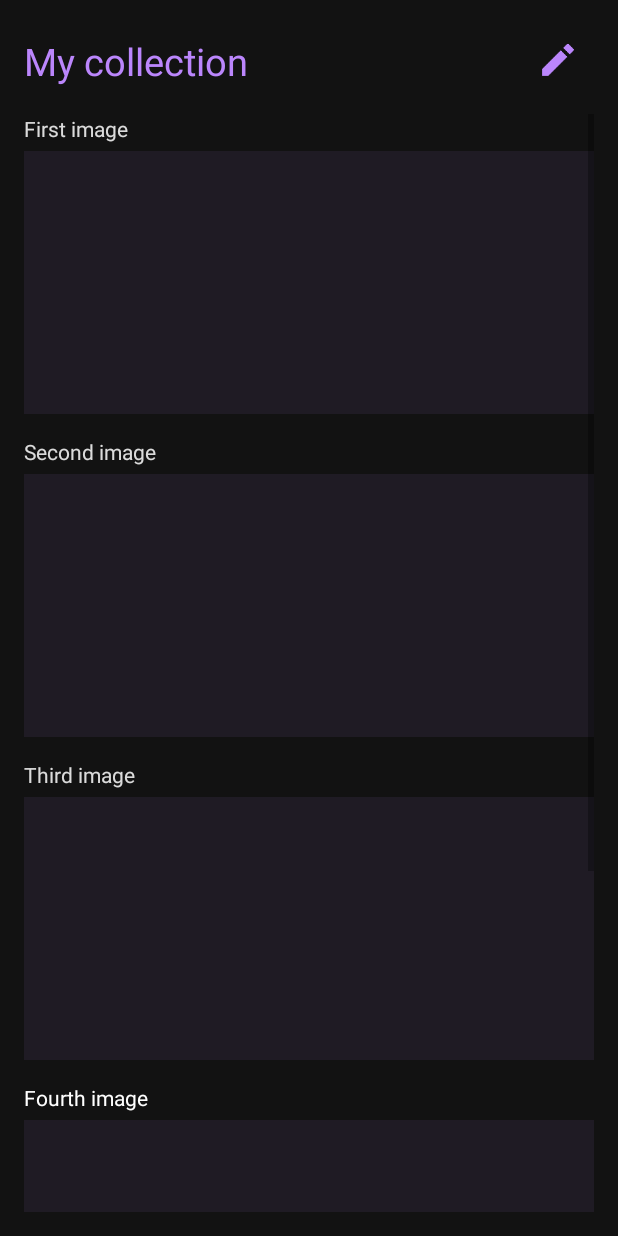
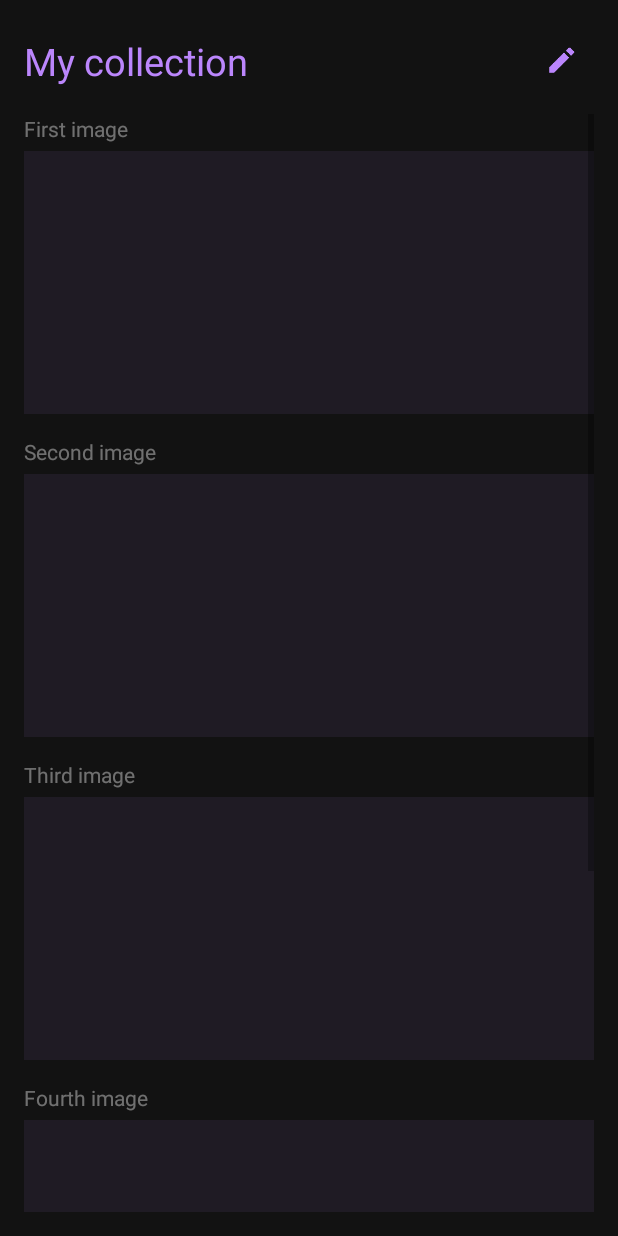
Before and after one commit to samvu05/t3pro-image-downloader, an Android app: the layout home.xml on its own in the app's theme, with its tools: preview values and no code run, on a phone screen of 412 x 824 dp. Run offline under Robolectric (Android 15) with nearby library versions, the phone set to English and light mode, and no system bars.

```diff
--- a/app/src/main/AndroidManifest.xml
+++ b/app/src/main/AndroidManifest.xml
@@ -16,6 +16,7 @@
                 <category android:name="android.intent.category.LAUNCHER" />
             </intent-filter>
         </activity>
+        <activity android:name=".EditActivity"></activity>
     </application>
 
 </manifest>
--- a/app/src/main/res/drawable/btn_bg.xml
+++ b/app/src/main/res/drawable/btn_bg.xml
@@ -1,5 +1,5 @@
 <?xml version="1.0" encoding="utf-8"?>
 <shape xmlns:android="http://schemas.android.com/apk/res/android">
     <corners android:radius="8dp"></corners>
-    <stroke android:color="@color/colorTitle" android:width="2dp"></stroke>
+    <stroke android:color="@color/colorTitle" android:width="1dp"></stroke>
 </shape>
--- a/app/src/main/res/layout/edit.xml
+++ b/app/src/main/res/layout/edit.xml
@@ -4,7 +4,7 @@
     android:layout_width="match_parent"
     android:layout_height="match_parent"
     android:padding = "16dp"
-    android:background="#212121">
+    android:background="#121212">
 
     <LinearLayout
         android:layout_marginTop="24dp"
@@ -19,6 +19,7 @@
             android:layout_gravity="center_vertical"
             android:hint="First image link "
             android:textSize="16sp"
+            android:textColor="@color/colorTextHint"
             android:textColorHint="@color/colorTextHint"
             android:backgroundTint="@color/colorTitle"
             android:layout_width="0dp"
--- a/app/src/main/res/layout/home.xml
+++ b/app/src/main/res/layout/home.xml
@@ -22,8 +22,8 @@
             android:textStyle="normal"></TextView>
         <ImageButton
             android:id="@+id/btn_edit"
-            android:layout_width="25dp"
-            android:layout_height="25dp"
+            android:layout_width="20dp"
+            android:layout_height="20dp"
             android:background="@drawable/ic_mode_edit_black_36dp"
             android:layout_centerVertical="true"
             android:layout_marginRight="12dp"
@@ -43,6 +43,7 @@
                 android:layout_height="200dp"
                 android:orientation="vertical">
                 <TextView
+                    android:id="@+id/tempa"
                     android:layout_width="match_parent"
                     android:layout_height="wrap_content"
                     android:text="First image"
@@ -100,7 +101,7 @@
                     android:layout_width="match_parent"
                     android:layout_height="wrap_content"
                     android:text="Fourth image"
-                    android:textColor="#FFFFFF"></TextView>
+                    android:textColor="@color/colorTextHint"></TextView>
                 <ImageView
                     android:id="@+id/iv_img4"
                     android:layout_width="match_parent"
--- a/app/src/main/res/values/colors.xml
+++ b/app/src/main/res/values/colors.xml
@@ -4,7 +4,7 @@
     <color name="colorPrimaryDark">#00574B</color>
     <color name="colorAccent">#D81B60</color>
     <color name="colorTitle">#BB86FC</color>
-    <color name="colorTextHint">#D9FFFFFF</color>
+    <color name="colorTextHint">#66FFFFFF</color>
     <color name="colorBackground">#121212</color>
     <color name="colorImgNull">#1f1b24</color>
 </resources>
--- a/app/src/main/res/values/styles.xml
+++ b/app/src/main/res/values/styles.xml
@@ -1,10 +1,10 @@
 <resources>
 
     <!-- Base application theme. -->
-    <style name="AppTheme" parent="Theme.AppCompat.Light.DarkActionBar">
+    <style name="AppTheme" parent="Theme.AppCompat.Light.NoActionBar">
         <!-- Customize your theme here. -->
-        <item name="colorPrimary">@color/colorPrimary</item>
-        <item name="colorPrimaryDark">@color/colorPrimaryDark</item>
+        <item name="colorPrimary">#121212</item>
+        <item name="colorPrimaryDark">#121212</item>
         <item name="colorAccent">@color/colorAccent</item>
     </style>
 
```
Also changed, not shown: app/src/main/java/com/sam/t3pro_image_downloader/EditActivity.java (+101 -1 lines), app/src/main/java/com/sam/t3pro_image_downloader/HomeActivity.java (+61 -1 lines).
